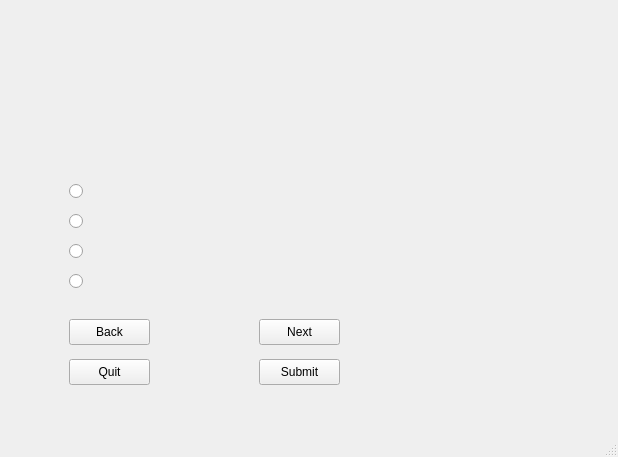
Old version of the form Quiz_GUI_QT.ui in the repository MajBill/AI_Quiz_Gen.
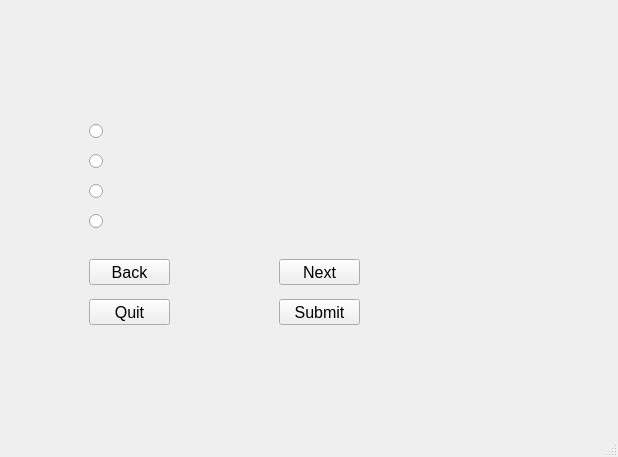
New version of the form. The open tabs and pages were chosen to show the change.

What changed in the file:
```diff
--- a/Quiz_GUI_QT.ui
+++ b/Quiz_GUI_QT.ui
@@ -112,12 +112,17 @@
        <widget class="QLabel" name="lblQuestion">
         <property name="geometry">
          <rect>
-          <x>10</x>
-          <y>10</y>
-          <width>501</width>
-          <height>81</height>
+          <x>80</x>
+          <y>30</y>
+          <width>471</width>
+          <height>61</height>
          </rect>
         </property>
+        <property name="font">
+         <font>
+          <pointsize>14</pointsize>
+         </font>
+        </property>
         <property name="text">
          <string/>
         </property>
@@ -131,12 +136,17 @@
        <widget class="QPushButton" name="btnQuit">
         <property name="geometry">
          <rect>
-          <x>60</x>
-          <y>350</y>
+          <x>80</x>
+          <y>290</y>
           <width>81</width>
           <height>26</height>
          </rect>
         </property>
+        <property name="font">
+         <font>
+          <pointsize>12</pointsize>
+         </font>
+        </property>
         <property name="text">
          <string>Quit</string>
         </property>
@@ -144,12 +154,17 @@
        <widget class="QPushButton" name="btnNext">
         <property name="geometry">
          <rect>
-          <x>250</x>
-          <y>310</y>
+          <x>270</x>
+          <y>250</y>
           <width>81</width>
           <height>26</height>
          </rect>
         </property>
+        <property name="font">
+         <font>
+          <pointsize>12</pointsize>
+         </font>
+        </property>
         <property name="text">
          <string>Next</string>
         </property>
@@ -157,12 +172,17 @@
        <widget class="QPushButton" name="btnBack">
         <property name="geometry">
          <rect>
-          <x>60</x>
-          <y>310</y>
+          <x>80</x>
+          <y>250</y>
           <width>81</width>
           <height>26</height>
          </rect>
         </property>
+        <property name="font">
+         <font>
+          <pointsize>12</pointsize>
+         </font>
+        </property>
         <property name="text">
          <string>Back</string>
         </property>
@@ -170,12 +190,17 @@
        <widget class="QRadioButton" name="radioButton_3">
         <property name="geometry">
          <rect>
-          <x>60</x>
-          <y>230</y>
-          <width>171</width>
+          <x>80</x>
+          <y>170</y>
+          <width>200</width>
           <height>24</height>
          </rect>
         </property>
+        <property name="font">
+         <font>
+          <pointsize>14</pointsize>
+         </font>
+        </property>
         <property name="text">
          <string/>
         </property>
@@ -186,12 +211,17 @@
        <widget class="QRadioButton" name="radioButton_4">
         <property name="geometry">
          <rect>
-          <x>60</x>
-          <y>260</y>
-          <width>161</width>
+          <x>80</x>
+          <y>200</y>
+          <width>200</width>
           <height>24</height>
          </rect>
         </property>
+        <property name="font">
+         <font>
+          <pointsize>14</pointsize>
+         </font>
+        </property>
         <property name="text">
          <string/>
         </property>
@@ -202,12 +232,17 @@
        <widget class="QRadioButton" name="radioButton_1">
         <property name="geometry">
          <rect>
-          <x>60</x>
-          <y>170</y>
-          <width>190</width>
+          <x>80</x>
+          <y>110</y>
+          <width>200</width>
           <height>24</height>
          </rect>
         </property>
+        <property name="font">
+         <font>
+          <pointsize>14</pointsize>
+         </font>
+        </property>
         <property name="text">
          <string/>
         </property>
@@ -218,12 +253,17 @@
        <widget class="QRadioButton" name="radioButton_2">
         <property name="geometry">
          <rect>
-          <x>60</x>
-          <y>200</y>
-          <width>201</width>
+          <x>80</x>
+          <y>140</y>
+          <width>200</width>
           <height>24</height>
          </rect>
         </property>
+        <property name="font">
+         <font>
+          <pointsize>14</pointsize>
+         </font>
+        </property>
         <property name="text">
          <string/>
         </property>
@@ -234,12 +274,17 @@
        <widget class="QPushButton" name="btnSubmit">
         <property name="geometry">
          <rect>
-          <x>250</x>
-          <y>350</y>
+          <x>270</x>
+          <y>290</y>
           <width>81</width>
           <height>26</height>
          </rect>
         </property>
+        <property name="font">
+         <font>
+          <pointsize>12</pointsize>
+         </font>
+        </property>
         <property name="text">
          <string>Submit</string>
         </property>
```
Left out of the diff: 124 changed lines with no effect on the pictures.
